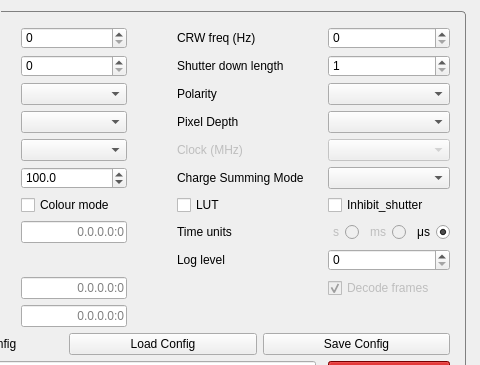
navrit/dexter, file SpidrMpx3Eq/qcstmconfigmonitoring.ui: the form before one commit; both pictures show x 145 to 625 and y 0 to 365 of the 1187 by 790 pixel window.
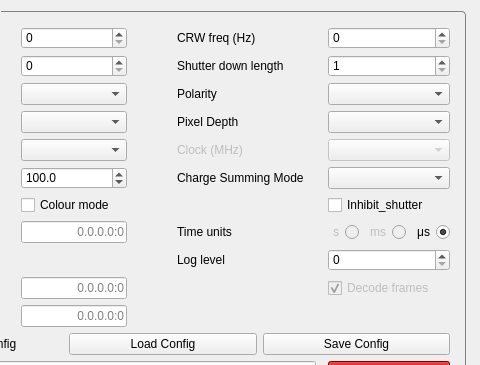
The form after the commit.

The edit to the form file:
```diff
--- a/SpidrMpx3Eq/qcstmconfigmonitoring.ui
+++ b/SpidrMpx3Eq/qcstmconfigmonitoring.ui
@@ -820,21 +820,6 @@
           </property>
          </widget>
         </item>
-        <item row="6" column="5">
-         <widget class="QCheckBox" name="LUTCheckbox">
-          <property name="toolTip">
-           <string>Lookup Table. Should be enabled by default.
-
-Moves the load of the LUT unit from the Desktop application to the FPGA.  This results in better performance</string>
-          </property>
-          <property name="text">
-           <string>LUT</string>
-          </property>
-          <property name="checked">
-           <bool>false</bool>
-          </property>
-         </widget>
-        </item>
         <item row="0" column="5" colspan="3">
          <widget class="QLabel" name="label_23">
           <property name="toolTip">
```
Left out of the diff: 1 changed line with no effect on the pictures.
